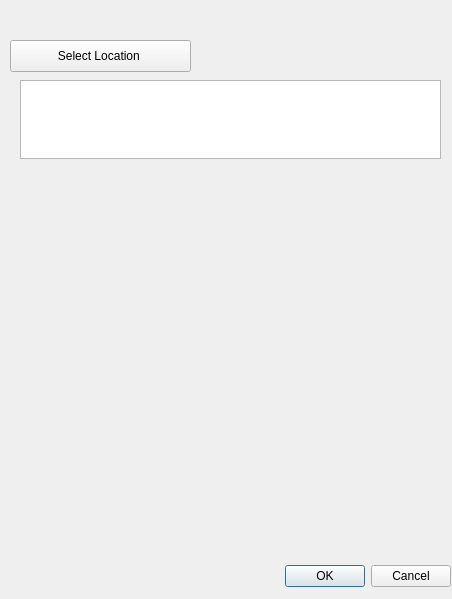
silviadeangeli/multi_hazard_plugin, file show_results.ui: the form before one commit.
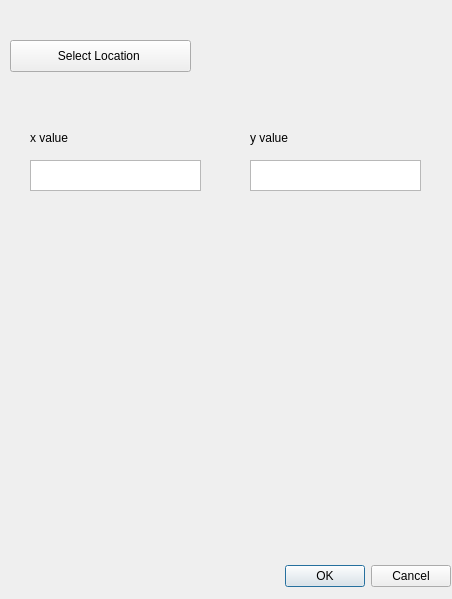
The form after the commit.

The edit to the form file:
```diff
--- a/show_results.ui
+++ b/show_results.ui
@@ -55,13 +55,49 @@
   <widget class="QPlainTextEdit" name="test">
    <property name="geometry">
     <rect>
-     <x>20</x>
-     <y>80</y>
-     <width>421</width>
-     <height>79</height>
+     <x>30</x>
+     <y>160</y>
+     <width>171</width>
+     <height>31</height>
     </rect>
    </property>
   </widget>
+  <widget class="QPlainTextEdit" name="yvalue">
+   <property name="geometry">
+    <rect>
+     <x>250</x>
+     <y>160</y>
+     <width>171</width>
+     <height>31</height>
+    </rect>
+   </property>
+  </widget>
+  <widget class="QLabel" name="label">
+   <property name="geometry">
+    <rect>
+     <x>30</x>
+     <y>130</y>
+     <width>60</width>
+     <height>16</height>
+    </rect>
+   </property>
+   <property name="text">
+    <string>x value</string>
+   </property>
+  </widget>
+  <widget class="QLabel" name="label_2">
+   <property name="geometry">
+    <rect>
+     <x>250</x>
+     <y>130</y>
+     <width>60</width>
+     <height>16</height>
+    </rect>
+   </property>
+   <property name="text">
+    <string>y value</string>
+   </property>
+  </widget>
  </widget>
  <resources/>
  <connections>
```
Left out of the diff: 8 changed lines with no effect on the pictures.
